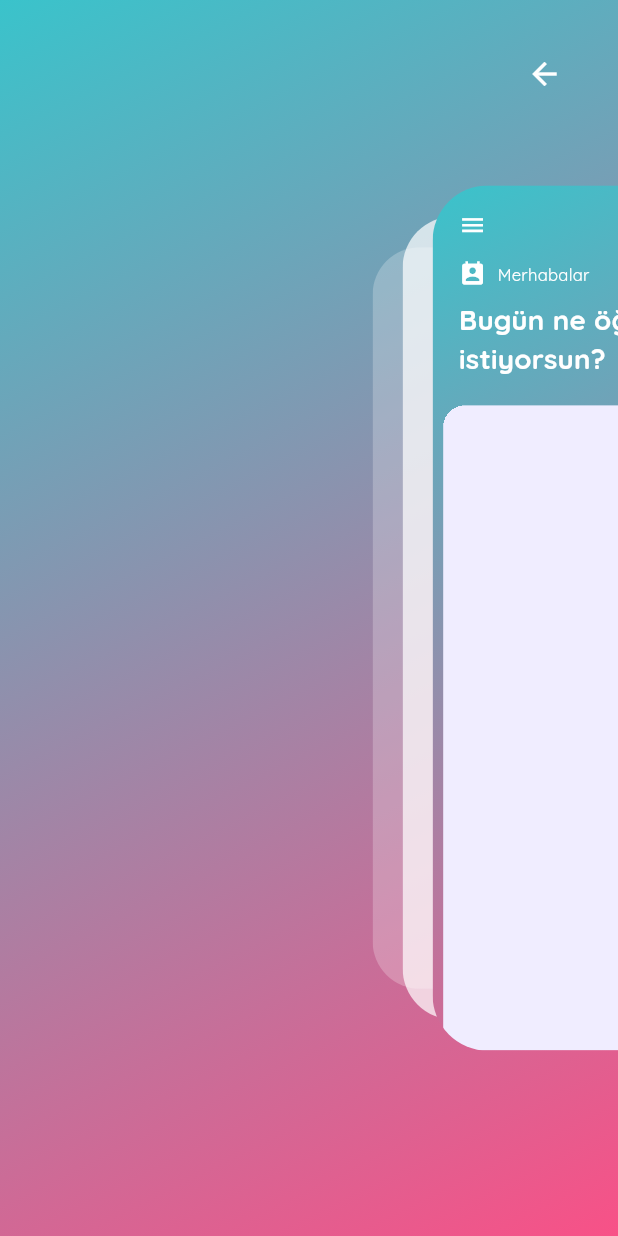
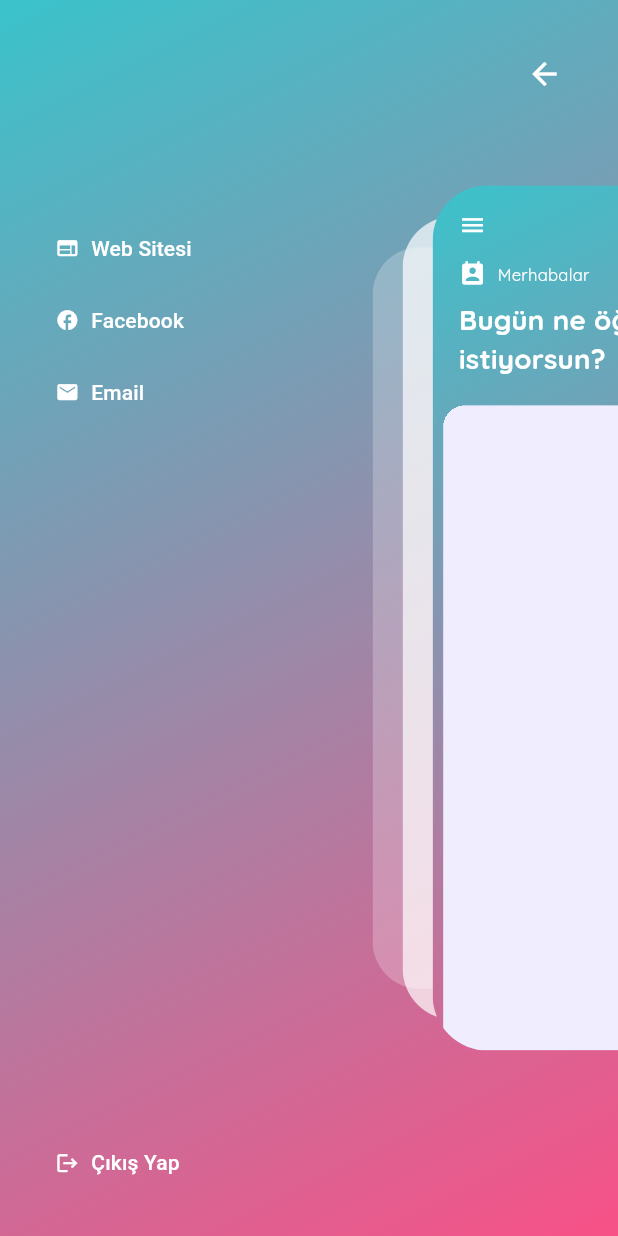
Before and after one commit to yvzmtl/study_app, a Flutter app: the HomeScreen screen opened by its route, after a tap on the "menu" icon, on a phone screen of 412 x 824 dp. Run offline on Flutter 3.47's test engine with Material 3 defaults, Android fonts, the phone set to English and light mode, and no system bars; drawn by our look-alikes of flutter_zoom_drawer; our stand-ins replace cached_network_image, cloud_firestore, firebase_auth, firebase_core, firebase_storage, flutter_svg and 3 more; accounts and stored records are empty; project files that could hold a hidden picture were left out.

Commit message:
update200224

```diff
--- a/lib/configs/themes/custom_text_style.dart
+++ b/lib/configs/themes/custom_text_style.dart
@@ -7,11 +7,13 @@ class CustomText extends StatelessWidget {
   final Color? color;
   final double? fontSize;
   final FontWeight? fontWeight;
+  final TextAlign? textAlign;
   const CustomText({super.key,
           required this.text,
           this.color,
           this.fontSize,
-          this.fontWeight});
+          this.fontWeight,
+          this.textAlign});
 
   @override
   Widget build(BuildContext context) {
@@ -20,8 +22,9 @@ class CustomText extends StatelessWidget {
       style: TextStyle(
         color: color,
         fontSize: fontSize,
-        fontWeight: fontWeight
+        fontWeight: fontWeight,
       ),
+      textAlign: textAlign,
     );
   }
 }
--- a/lib/controllers/question_paper/question_paper_controller.dart
+++ b/lib/controllers/question_paper/question_paper_controller.dart
@@ -40,7 +40,7 @@ class QuestionPaperController extends GetxController {
       if (tryAgain) {
         Get.back();
       } else {
-
+        print("Login olunmuş");
       }
     } else {
       _authController.showLoginAlertDialog();
--- a/lib/controllers/zoom_drawer_controller.dart
+++ b/lib/controllers/zoom_drawer_controller.dart
@@ -1,15 +1,18 @@
 
 
+import 'package:firebase_auth/firebase_auth.dart';
+import 'package:flutter_study_app/controllers/auth_controller.dart';
 import 'package:flutter_zoom_drawer/flutter_zoom_drawer.dart';
 import 'package:get/get.dart';
 import 'package:url_launcher/url_launcher.dart';
 
 class MyDrawerController extends GetxController {
   final zoomDrawerController = ZoomDrawerController();
+  Rxn<User?> user = Rxn();
 
   @override
   void onReady() {
-
+    user.value = Get.find<AuthController>().getUser();
     super.onReady();
   }
 
@@ -19,7 +22,7 @@ class MyDrawerController extends GetxController {
   }
 
   void signOut(){
-
+    Get.find<AuthController>().signOut();
   }
 
   void signIn(){
@@ -27,7 +30,11 @@ class MyDrawerController extends GetxController {
   }
 
   void website(){
+    _launch("https://google.com");
+  }
 
+  void facebook(){
+    _launch("https://facebook.com");
   }
 
   void email(){
--- a/lib/routes/app_routes.dart
+++ b/lib/routes/app_routes.dart
@@ -5,6 +5,7 @@ import 'package:flutter_study_app/controllers/question_paper/question_paper_cont
 import 'package:flutter_study_app/controllers/zoom_drawer_controller.dart';
 import 'package:flutter_study_app/screens/home/home_screen.dart';
 import 'package:flutter_study_app/screens/introduction/introduction.dart';
+import 'package:flutter_study_app/screens/login/login_screen.dart';
 import 'package:flutter_study_app/screens/splash/splash_screen.dart';
 import 'package:flutter_zoom_drawer/flutter_zoom_drawer.dart';
 import 'package:get/get.dart';
@@ -29,6 +30,11 @@ class AppRoutes {
           Get.put(QuestionPaperController());
           Get.put(MyDrawerController());
         })
-      )
+      ),
+
+      GetPage(
+        name: LoginScreen.routeName,
+        page: ()=> LoginScreen()
+      ),
     ];
 }
--- a/lib/screens/home/home_screen.dart
+++ b/lib/screens/home/home_screen.dart
@@ -13,6 +13,8 @@ import 'package:get/get.dart';
 
 class HomeScreen extends GetView<MyDrawerController> {
   const HomeScreen({super.key});
+
+  static const String routeName = "/home";
 
   @override
   Widget build(BuildContext context) {
@@ -40,6 +42,7 @@ class HomeScreen extends GetView<MyDrawerController> {
                   Padding(
                     padding: const EdgeInsets.all(25),
                     child: Column(
+                      // mainAxisAlignment: MainAxisAlignment.center,
                       crossAxisAlignment: CrossAxisAlignment.start,
                       children: [
                         AppCircleButton(
--- a/lib/screens/home/menu_screen.dart
+++ b/lib/screens/home/menu_screen.dart
@@ -1,7 +1,9 @@
 
 import 'package:flutter/material.dart';
 import 'package:flutter_study_app/configs/themes/app_colors.dart';
+import 'package:flutter_study_app/configs/themes/custom_text_style.dart';
 import 'package:flutter_study_app/controllers/zoom_drawer_controller.dart';
+import 'package:flutter_study_app/utils/dimensions.dart';
 import 'package:get/get.dart';
 
 
@@ -34,6 +36,43 @@ class MenuScreen extends GetView<MyDrawerController> {
                   },
                 ),
               ),
+              Column(
+                crossAxisAlignment: CrossAxisAlignment.start,
+                children: [
+                  Obx(() => controller.user.value == null ?
+                    SizedBox() :
+                    CustomText(
+                      text: controller.user.value!.displayName ?? '',
+                      fontWeight: FontWeight.w900,
+                      fontSize: Dimensions.height10*1.8,
+                      color: onSurfaceTextColor,
+                    ),
+                  ),
+                  Spacer(flex: 1),
+                  _DrawerButton(
+                    icon: Icons.web,
+                    label: "Web Sitesi",
+                    onPressed: ()=>controller.website()
+                  ),
+                  _DrawerButton(
+                    icon: Icons.facebook,
+                    label: "Facebook",
+                    onPressed: ()=>controller.facebook()
+                  ),
+                  _DrawerButton(
+                    icon: Icons.email,
+                    label: "Email",
+                    onPressed: ()=>controller.email()
+                  ),
+                  Spacer(flex: 4),
+                  _DrawerButton(
+                    icon: Icons.logout,
+                    label: "Çıkış Yap",
+                    onPressed: ()=>controller.signOut()
+                  ),
+                ],
+              ),
+
             ],
           ),
         ),
@@ -41,3 +80,27 @@ class MenuScreen extends GetView<MyDrawerController> {
     );
   }
 }
+
+class _DrawerButton extends StatelessWidget {
+
+  final IconData icon;
+  final String label;
+  final VoidCallback? onPressed;
+
+  const _DrawerButton({
+    super.key,
+    required this.icon,
+    required this.label,
+    this.onPressed});
+
+  @override
+  Widget build(BuildContext context) {
+    return TextButton.icon(
+      onPressed: onPressed,
+      icon: Icon(
+        icon,
+        size: Dimensions.height10*1.5),
+      label: Text(label)
+    );
+  }
+}
--- a/lib/widget/dialogs/dialogue_widget.dart
+++ b/lib/widget/dialogs/dialogue_widget.dart
@@ -31,7 +31,7 @@ class Dialogs {
         ],
       ),
       actions: [
-        TextButton(onPressed: onTap, child: CustomText(text: "Tamam"))
+        TextButton(onPressed: onTap, child: CustomText(text: "Giriş Yap"))
       ],
     );
   }
--- a/pubspec.yaml
+++ b/pubspec.yaml
@@ -45,6 +45,7 @@ dependencies:
   firebase_auth: ^4.17.4
   url_launcher: ^6.2.4
   google_sign_in: ^6.2.1
+  flutter_svg: ^2.0.9
 
 dev_dependencies:
   flutter_test:
```
Also changed, not shown: lib/controllers/auth_controller.dart (+37 -6 lines), lib/screens/login/login_screen.dart (+47 -1 lines), lib/widget/common/main_button.dart (added, +50 -0 lines), pubspec.lock, 4 other files.
